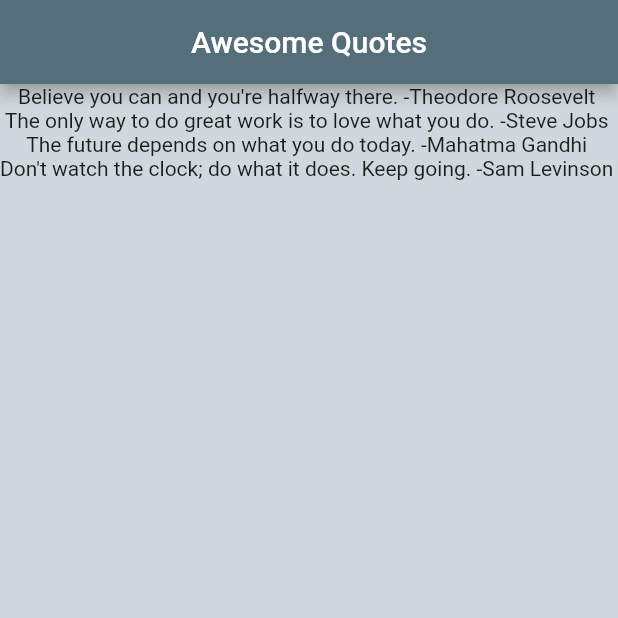
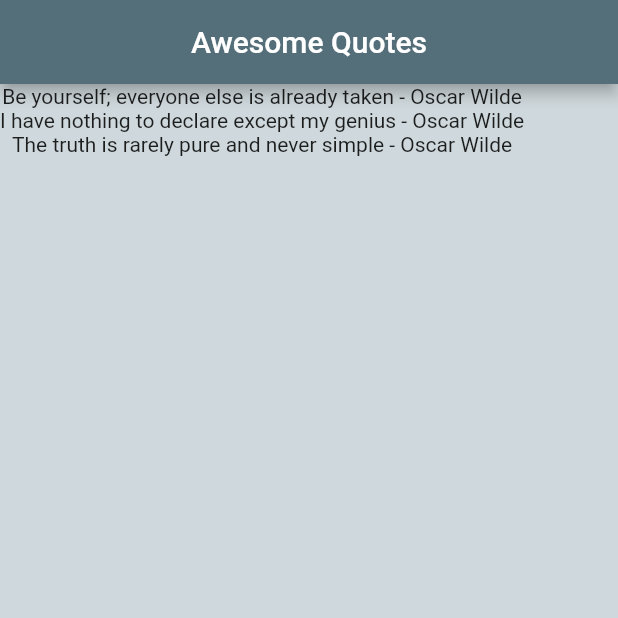
Before and after one commit to BUFONJOKER/quotes_list, a Flutter app: the screen it shows after launch, on a phone screen of 412 x 824 dp, the top half of it. Run offline on Flutter 3.47's test engine with Material 2 defaults, Android fonts, the phone set to English and light mode, and no system bars.

Commit message:
list using class object from quote.dart file

```diff
--- a/lib/main.dart
+++ b/lib/main.dart
@@ -1,4 +1,5 @@
 import 'package:flutter/material.dart';
+import 'quote.dart';
 
 void main() {
   runApp(const MaterialApp(
@@ -15,11 +16,10 @@ class Home extends StatefulWidget {
 
 class _HomeState extends State<Home> {
 
-  var quoteList = [
-    "Believe you can and you're halfway there. -Theodore Roosevelt",
-    "The only way to do great work is to love what you do. -Steve Jobs",
-    "The future depends on what you do today. -Mahatma Gandhi",
-    "Don't watch the clock; do what it does. Keep going. -Sam Levinson",
+  List<Quote> quoteList = [
+    Quote(text: 'Be yourself; everyone else is already taken', author: 'Oscar Wilde'),
+    Quote(text: 'I have nothing to declare except my genius', author: 'Oscar Wilde'),
+    Quote(text: 'The truth is rarely pure and never simple', author: 'Oscar Wilde'),
   ];
 
   @override
@@ -32,7 +32,7 @@ class _HomeState extends State<Home> {
           centerTitle: true,
       ),
       body: Column(
-        children: quoteList.map((quote) => Text(quote)).toList(),
+        children: quoteList.map((quote) => Text('${quote.text} - ${quote.author}')).toList(),
 
       ),
     );
--- /dev/null
+++ b/lib/quote.dart
@@ -0,0 +1,5 @@
+class Quote{
+  String? text;
+  String? author;
+  Quote({this.text,this.author});
+}
```
